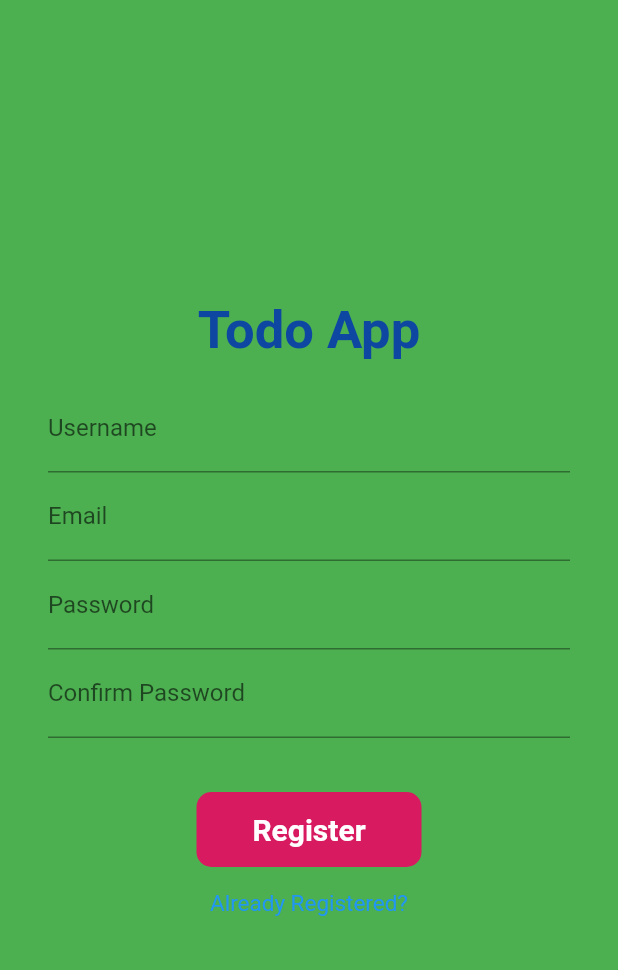
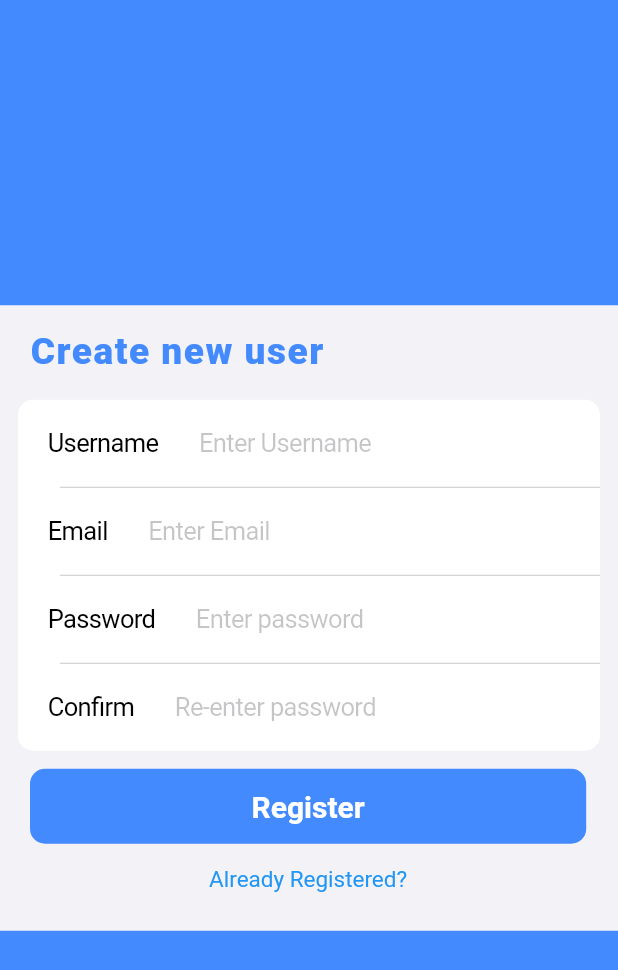
Before and after one commit to vishwakarmakrishna/KrinfinityTasks, a Flutter app: the screen it shows after launch, after a tap on "Not Registered?", on a phone screen of 412 x 824 dp. Shown: the top 970 px of the screen. Run offline on Flutter 3.47's test engine with Material 2 defaults, Android fonts, the phone set to English and light mode, and no system bars; drawn by our look-alikes of velocity_x; our stand-ins replace cloud_firestore, email_validator, firebase_auth, firebase_core, flutter_svg, fluttertoast and 1 more; accounts and stored records are empty; network calls fail.

Commit message:
'UpdatedSomePages''

```diff
--- a/lib/login.dart
+++ b/lib/login.dart
@@ -41,36 +41,38 @@ class _LoginState extends State<Login> {
 // Height (without status and toolbar)
     double height3 = height - padding.top - kToolbarHeight;
     final String applogo = 'assets/svg/brandnewtsvg.svg';
-    final Widget appLogoSvg = SvgPicture.asset(applogo,
-        width: width * 0.08, semanticsLabel: 'Acme Logo');
+    final Widget appLogoSvg =
+        SvgPicture.asset(applogo, width: width, semanticsLabel: 'Acme Logo');
 
     return Material(
-      color: Colors.white,
-      child: Column(
-        children: [
-          SingleChildScrollView(
-            child: SafeArea(
+      color: Colors.blueAccent,
       child: Form(
         key: _formKey,
-                child: Column(
-                  children: [
+        child: ZStack(
+          [
+            VStack(
+              [
                 CupertinoFormSection.insetGrouped(
                   margin: EdgeInsets.all(12),
-                      header: Row(
+                  header: ZStack(
+                    [
+                      Row(
                         children: [
-                          Container(
-                            padding: const EdgeInsets.all(6.0),
-                            margin: const EdgeInsets.all(6.0),
-                            child: appLogoSvg,
-                          ),
                           'Login'
                               .text
+                              .extraBold
+                              .color(Colors.blueAccent)
                               .size(width * 0.06)
                               .letterSpacing(1)
                               .makeCentered(),
                         ],
                       ),
-                      footer: Column(
+                    ],
+                    alignment: AlignmentDirectional.center,
+                  ),
+                  footer: ZStack(
+                    [
+                      Column(
                         children: [
                           Material(
                             color: Colors.blueAccent,
@@ -162,14 +164,16 @@ class _LoginState extends State<Login> {
                           )
                         ],
                       ),
+                    ],
+                    alignment: AlignmentDirectional.center,
+                  ),
                   children: [
                     CupertinoFormRow(
                       prefix: Text('Email'),
                       child: CupertinoTextFormFieldRow(
                         controller: _emailController,
                         textInputAction: TextInputAction.next,
-                            autovalidateMode:
-                                AutovalidateMode.onUserInteraction,
+                        autovalidateMode: AutovalidateMode.onUserInteraction,
                         placeholder: 'Enter Email',
                         validator: (email) =>
                             email != null && !EmailValidator.validate(email)
@@ -182,8 +186,7 @@ class _LoginState extends State<Login> {
                       child: CupertinoTextFormFieldRow(
                         controller: _passwordController,
                         obscureText: true,
-                            autovalidateMode:
-                                AutovalidateMode.onUserInteraction,
+                        autovalidateMode: AutovalidateMode.onUserInteraction,
                         placeholder: 'Enter password',
                         validator: (password) {
                           if (password == null || password.isEmpty) {
@@ -200,10 +203,9 @@ class _LoginState extends State<Login> {
                 ),
               ],
             ),
-              ),
-            ),
-          ),
           ],
+          // alignment: AlignmentDirectional.center,
+        ).objectCenter(),
       ),
     );
   }
--- a/lib/main.dart
+++ b/lib/main.dart
@@ -30,7 +30,6 @@ class _MyAppState extends State<MyApp> {
   @override
   Widget build(BuildContext context) {
     return MaterialApp(
-      title: 'InPhoMeeT',
       debugShowCheckedModeBanner: false,
       theme: ThemeData(
         fontFamily: 'keep',
@@ -60,11 +59,13 @@ class Home extends StatelessWidget {
         if (snapshot.connectionState == ConnectionState.done) {
           return MaterialApp(
             initialRoute: MyPath.splashPath,
+            title: 'KrInfinite Tasks',
+            debugShowCheckedModeBanner: false,
             routes: {
-              MyPath.todoPath: (context) => Todo(userid: 'No'),
-              MyPath.signupPath: (context) => Signup(),
-              MyPath.loginPath: (context) => Login(),
-              MyPath.splashPath: (context) => MySplash(),
+              MyPath.todoPath: (context) => Material(child: Todo(userid: 'No')),
+              MyPath.signupPath: (context) => Material(child: Signup()),
+              MyPath.loginPath: (context) => Material(child: Login()),
+              MyPath.splashPath: (context) => Material(child: MySplash()),
             },
           );
         }
@@ -81,8 +82,8 @@ class Loading extends StatelessWidget {
 
   @override
   Widget build(BuildContext context) {
-    return Scaffold(
-      body: Center(
+    return Material(
+      child: Center(
         child: CircularProgressIndicator(),
       ),
     );
@@ -94,8 +95,8 @@ class SomethingWentWrong extends StatelessWidget {
 
   @override
   Widget build(BuildContext context) {
-    return const Scaffold(
-      body: Center(child: Text('Error')),
+    return const Material(
+      child: Center(child: Text('Error')),
     );
   }
 }
--- a/lib/signup.dart
+++ b/lib/signup.dart
@@ -1,12 +1,16 @@
 import 'package:app/backend/auth.dart';
 import 'package:app/myhome.dart';
 import 'package:app/todo.dart';
+import 'package:email_validator/email_validator.dart';
 
 import 'package:firebase_auth/firebase_auth.dart';
 import 'package:flutter/cupertino.dart';
 import 'package:flutter/material.dart';
 
 import 'package:app/path/routes.dart';
+import 'package:flutter_svg/flutter_svg.dart';
+import 'package:fluttertoast/fluttertoast.dart';
+import 'package:velocity_x/velocity_x.dart';
 
 class Signup extends StatefulWidget {
   const Signup({Key? key}) : super(key: key);
@@ -23,108 +27,65 @@ class _SignupState extends State<Signup> {
   // bool _success = false;
   // String _userEmail = "";
   final _formKey = GlobalKey<FormState>();
-  var pass = "";
+  var password = "";
 
   @override
   Widget build(BuildContext context) {
+    double width = MediaQuery.of(context).size.width;
+    double height = MediaQuery.of(context).size.height;
+
+// Height (without SafeArea)
+    var padding = MediaQuery.of(context).padding;
+    double height1 = height - padding.top - padding.bottom;
+
+// Height (without status bar)
+    double height2 = height - padding.top;
+
+// Height (without status and toolbar)
+    double height3 = height - padding.top - kToolbarHeight;
+    final String applogo = 'assets/svg/brandnewtsvg.svg';
+    final Widget appLogoSvg = SvgPicture.asset(applogo,
+        width: width * 0.08, semanticsLabel: 'Acme Logo');
+
     return Material(
-        color: Colors.green,
-        child: Column(children: [
-          SingleChildScrollView(
+      color: Colors.blueAccent,
       child: Form(
         key: _formKey,
-              child: Column(children: [
-                SizedBox(
-                  height: 200,
+        child: ZStack([
+          VStack([
+            CupertinoFormSection.insetGrouped(
+              margin: EdgeInsets.all(12),
+              header: ZStack(
+                [
+                  Row(
+                    children: [
+                      'Create new user'
+                          .text
+                          .color(Colors.blueAccent)
+                          .size(width * 0.06)
+                          .extraBold
+                          .letterSpacing(1)
+                          .makeCentered(),
+                    ],
                   ),
-                SizedBox(
-                  height: 40,
-                  child: Text(
-                    'Todo App',
-                    style: TextStyle(
-                      fontSize: 35,
-                      fontWeight: FontWeight.bold,
-                      color: Colors.blue[900],
+                ],
+                alignment: AlignmentDirectional.center,
               ),
-                  ),
-                ),
-                Padding(
-                  padding: EdgeInsets.symmetric(vertical: 16, horizontal: 32),
-                  child: Column(children: [
-                    TextFormField(
-                      controller: _usernameController,
-                      decoration: InputDecoration(labelText: "Username"),
-                      onChanged: (value) {
-                        setState(() {});
-                      },
-                      validator: (value) {
-                        if (value == null || value.isEmpty) {
-                          return 'Username cannot be Empty';
-                        }
-                        return null;
-                      },
-                    ),
-                    TextFormField(
-                      controller: _emailController,
-                      decoration: InputDecoration(labelText: "Email"),
-                      onChanged: (value) {
-                        setState(() {});
-                      },
-                      validator: (value) {
-                        if (value == null || value.isEmpty) {
-                          return 'Username cannot be Empty';
-                        } else if (!value.contains('@gmail.com')) {
-                          return 'Invalid Email';
-                        }
-                        return null;
-                      },
-                    ),
-                    TextFormField(
-                      controller: _passwordController,
-                      obscureText: true,
-                      decoration: InputDecoration(labelText: "Password"),
-                      validator: (value) {
-                        if (value != null) {
-                          if (value.isEmpty) {
-                            return "Password cannot be empty";
-                          }
-                          if (value.length < 6) {
-                            return "Password length should be atleast 6";
-                          }
-                        } else {
-                          return null;
-                        }
-                      },
-                    ),
-                    TextFormField(
-                      obscureText: true,
-                      decoration:
-                          InputDecoration(labelText: "Confirm Password"),
-                      validator: (value) {
-                        if (value != null) {
-                          if (value.isEmpty) {
-                            return "Password cannot be empty";
-                          }
-                          if (value != pass) {
-                            return "Password does not match";
-                          }
-                        } else {
-                          return null;
-                        }
-                      },
-                    )
-                  ]),
-                ),
-                SizedBox(
-                  height: 20,
-                ),
+              footer: ZStack(
+                [
+                  Column(
+                    children: [
                       Material(
-                  color: Colors.pink[600],
-                  borderRadius: BorderRadius.circular(changeButton ? 30 : 10),
+                        color: Colors.blueAccent,
+                        borderRadius:
+                            BorderRadius.circular(changeButton ? 30 : 10),
                         child: InkWell(
+                            splashColor: Colors.white,
+                            focusColor: Colors.white,
+                            highlightColor: Colors.white,
                             child: AnimatedContainer(
                               duration: Duration(milliseconds: 500),
-                        width: changeButton ? 50 : 150,
+                              width: changeButton ? width * 0.5 : width * 0.9,
                               height: 50,
                               alignment: Alignment.center,
                               child: changeButton
@@ -162,9 +123,6 @@ class _SignupState extends State<Signup> {
                               }
                             }),
                       ),
-              ]),
-            ),
-          ),
                       Padding(
                         padding: EdgeInsets.all(15),
                         child: InkWell(
@@ -175,9 +133,105 @@ class _SignupState extends State<Signup> {
                                 fontSize: 15,
                               ),
                             ),
-              onTap: () => Navigator.pushNamed(context, MyPath.loginPath),
+                            onTap: () =>
+                                Navigator.pushNamed(context, MyPath.loginPath)),
+                      )
+                    ],
                   ),
-          )
-        ]));
+                ],
+                alignment: AlignmentDirectional.center,
+              ),
+              children: [
+                CupertinoFormRow(
+                  prefix: Text('Username'),
+                  child: CupertinoTextFormFieldRow(
+                    controller: _usernameController,
+                    textInputAction: TextInputAction.next,
+                    autovalidateMode: AutovalidateMode.onUserInteraction,
+                    placeholder: 'Enter Username',
+                    onChanged: (value) {
+                      setState(() {});
+                    },
+                    validator: (value) {
+                      if (value == null || value.isEmpty) {
+                        return 'Username cannot be Empty';
+                      } else if (value.length < 6) {
+                        return 'Must be atleast 6 characters long';
+                      } else {
+                        return null;
+                      }
+                    },
+                  ),
+                ),
+                CupertinoFormRow(
+                  prefix: Text('Email'),
+                  child: CupertinoTextFormFieldRow(
+                    controller: _emailController,
+                    textInputAction: TextInputAction.next,
+                    autovalidateMode: AutovalidateMode.onUserInteraction,
+                    placeholder: 'Enter Email',
+                    onChanged: (email) {
+                      setState(() {});
+                    },
+                    validator: (email) =>
+                        email != null && !EmailValidator.validate(email)
+                            ? 'Email cannot be Empty'
+                            : null,
+                  ),
+                ),
+                CupertinoFormRow(
+                  prefix: Text('Password'),
+                  child: CupertinoTextFormFieldRow(
+                    controller: _passwordController,
+                    textInputAction: TextInputAction.next,
+                    autovalidateMode: AutovalidateMode.onUserInteraction,
+                    obscureText: true,
+                    placeholder: 'Enter password',
+                    onChanged: (password) {
+                      setState(() {
+                        password = this.password;
+                      });
+                    },
+                    validator: (password) {
+                      if (password == null || password.isEmpty) {
+                        return 'Password cannot be empty';
+                      } else if (password.length < 6) {
+                        return 'Must be atleast 6 characters long';
+                      } else {
+                        return null;
+                      }
+                    },
+                  ),
+                ),
+                CupertinoFormRow(
+                  prefix: Text('Confirm'),
+                  child: CupertinoTextFormFieldRow(
+                    autovalidateMode: AutovalidateMode.onUserInteraction,
+                    obscureText: true,
+                    placeholder: 'Re-enter password',
+                    onChanged: (confirmpassword) {
+                      setState(() {});
+                    },
+                    validator: (confirmpassword) {
+                      if (confirmpassword != null) {
+                        if (confirmpassword.isEmpty) {
+                          return "Password cannot be empty";
+                        } else if (password.length < 6) {
+                          return 'Must be atleast 6 characters long';
+                        } else if (confirmpassword != password) {
+                          return "Password does not match";
+                        }
+                      } else {
+                        return null;
+                      }
+                    },
+                  ),
+                ),
+              ],
+            ).box.rounded.makeCentered()
+          ]).objectCenter(),
+        ]),
+      ),
+    );
   }
 }
--- a/lib/splash.dart
+++ b/lib/splash.dart
@@ -7,7 +7,9 @@ import 'package:app/todo.dart';
 // import 'package:app/xdi_phone12_pro_max1.dart';
 import 'package:firebase_auth/firebase_auth.dart';
 import 'package:flutter/material.dart';
+import 'package:flutter_svg/flutter_svg.dart';
 import 'package:shared_preferences/shared_preferences.dart';
+import 'package:velocity_x/velocity_x.dart';
 
 class MySplash extends StatefulWidget {
   @override
@@ -43,17 +45,15 @@ class _MySplashState extends State<MySplash> {
 
   @override
   Widget build(BuildContext context) {
-    return Scaffold(
-      body: Column(
-        crossAxisAlignment: CrossAxisAlignment.center,
-        mainAxisAlignment: MainAxisAlignment.center,
-        children: [
-          Center(
-            child: Icon(
-              Icons.ac_unit,
-              size: 100,
-            ),
-          ),
+    double width = MediaQuery.of(context).size.width;
+    double height = MediaQuery.of(context).size.height;
+    final String applogo = 'assets/svg/brandnewtsvg.svg';
+    final Widget appLogoSvg = SvgPicture.asset(applogo,
+        fit: BoxFit.cover, width: width, semanticsLabel: 'Acme Logo');
+    return Material(
+      child: ZStack(
+        [
+          appLogoSvg.centered(),
         ],
       ),
     );
--- a/lib/todo.dart
+++ b/lib/todo.dart
@@ -3,6 +3,7 @@ import 'package:cloud_firestore/cloud_firestore.dart';
 import 'package:firebase_auth/firebase_auth.dart';
 
 import 'package:flutter/material.dart';
+import 'package:velocity_x/velocity_x.dart';
 
 class Todo extends StatefulWidget {
   final String userid;
@@ -68,9 +69,11 @@ class _TodoState extends State<Todo> {
       appBar: AppBar(
         leading: ElevatedButton(
           onPressed: logout,
-          child: Icon(Icons.ac_unit),
-        ),
-        title: Text("mytodos"),
+          style: ButtonStyle(),
+          child: Icon(Icons.logout_outlined),
+        ).box.roundedFull.makeCentered(),
+        elevation: 0.0,
+        title: Center(child: Text("KrInfinity Tasks")),
       ),
       floatingActionButton: FloatingActionButton(
         onPressed: () {
--- a/pubspec.yaml
+++ b/pubspec.yaml
@@ -38,6 +38,7 @@ dependencies:
   fluttertoast: ^8.0.8
   flutter_svg: ^0.22.0
   velocity_x: ^3.3.0
+  vrouter: ^1.2.0+13
 
 dev_dependencies:
   flutter_test:
```
Also changed, not shown: pubspec.lock, 1 other file. Lines whose indentation alone changed are shown as unchanged.
